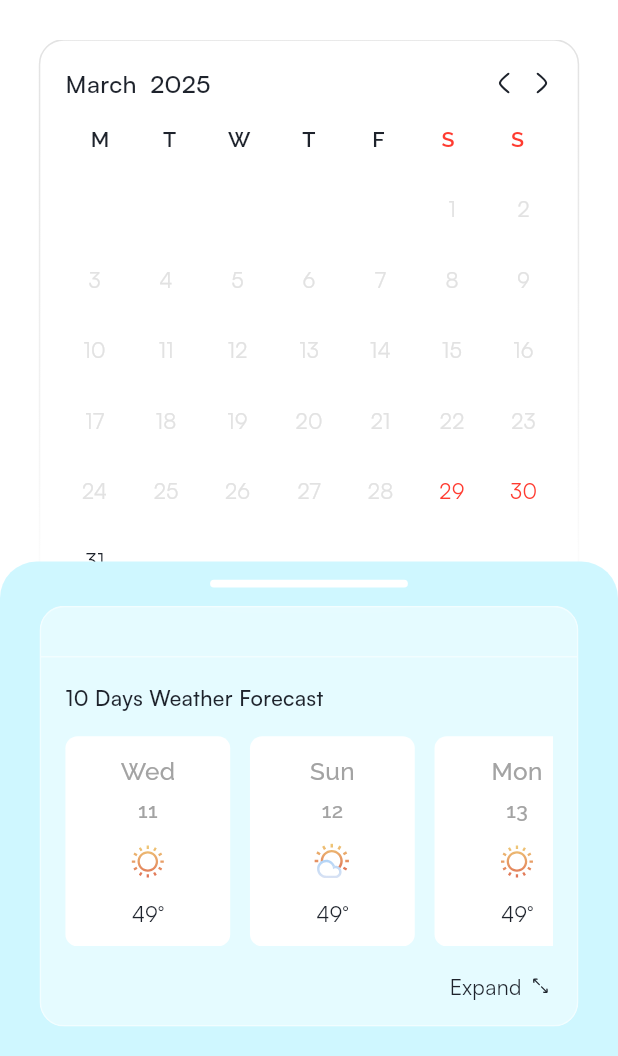
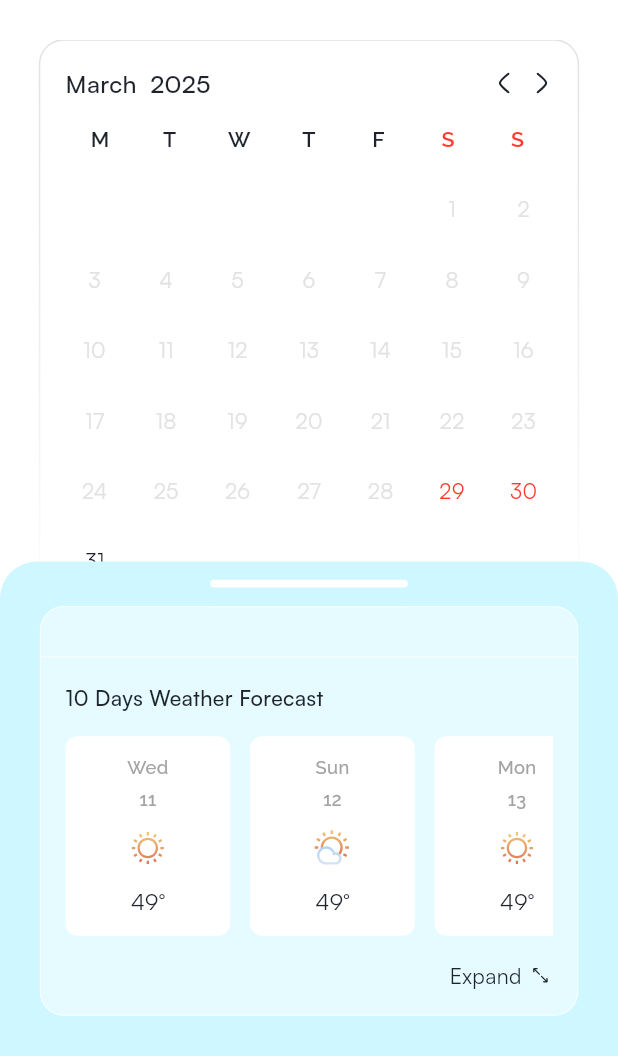
Before and after one commit to Jossyboydgenius/BetterBreaks, a Flutter app: the PlannerView screen opened by its route, on a phone screen of 412 x 824 dp, the part 180-1236 px from its top. Run offline on Flutter 3.47's test engine with Material 3 defaults, Android fonts, the phone set to English and light mode, and no system bars; our stand-ins replace bot_toast, connectivity_plus, dots_indicator, flutter_dotenv, flutter_screenutil, flutter_svg and 3 more; project files that could hold a hidden picture were left out.

Commit message:
Adjust font sizes in WeatherForecastCard for improved readability. Update day and date text sizes to 12.sp and increase temperature text size to 15.sp.

```diff
--- a/lib/ui/widgets/weather_forecast_card.dart
+++ b/lib/ui/widgets/weather_forecast_card.dart
@@ -53,11 +53,11 @@ class WeatherForecastCard extends StatelessWidget {
       ),
       child: Column(
         mainAxisAlignment: MainAxisAlignment.center,
-        children: [
+      children: [
           Text(
             day,
             style: AppTextStyle.raleway(
-              fontSize: 16.sp,
+              fontSize: 12.sp,
               color: AppColors.lightGrey,
             ),
           ),
@@ -66,7 +66,7 @@ class WeatherForecastCard extends StatelessWidget {
             Text(
               date.toString(),
               style: AppTextStyle.raleway(
-                fontSize: 14.sp,
+                fontSize: 12.sp,
                 color: AppColors.lightGrey,
               ),
             ),
@@ -77,7 +77,7 @@ class WeatherForecastCard extends StatelessWidget {
           Text(
             temperature,
             style: AppTextStyle.satoshi(
-              fontSize: 14.sp,
+              fontSize: 15.sp,
               color: AppColors.lightBlack,
             ),
           ),
```
